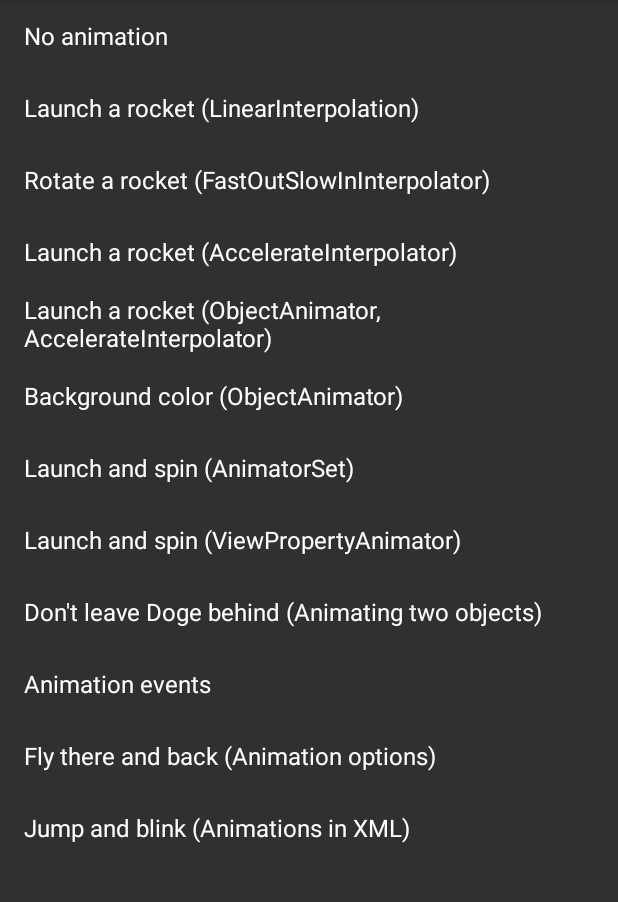
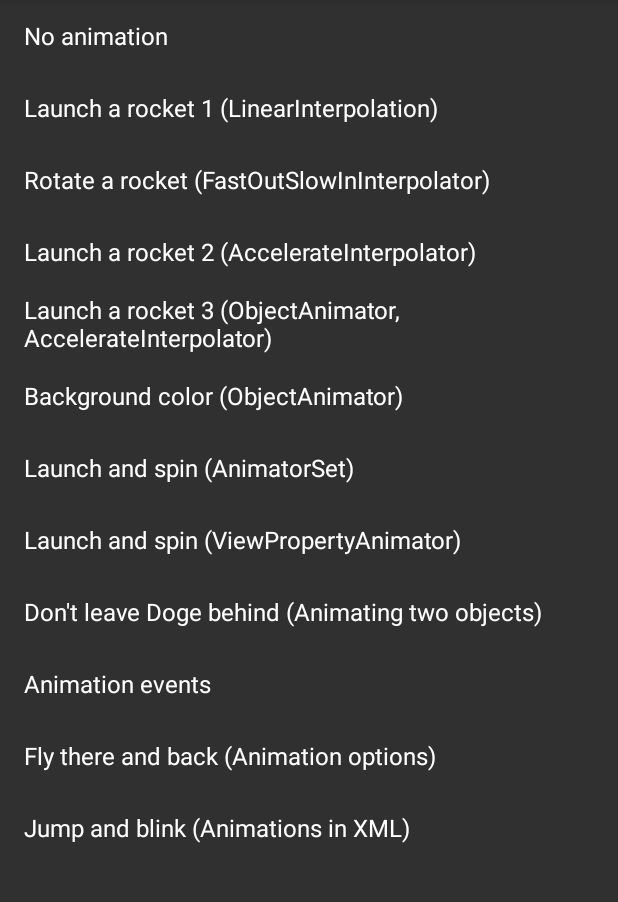
Before and after one commit to nazmulidris/animationexample, an Android app: the screen it shows after launch (ListActivity), on a phone screen of 412 x 824 dp, the part 84-986 px from its top. Run offline under Robolectric (Android 15) with nearby library versions, the phone set to English and light mode, and no system bars.

Commit message:
Adding color animator

```diff
--- a/app/src/main/AndroidManifest.xml
+++ b/app/src/main/AndroidManifest.xml
@@ -40,7 +40,7 @@
                 android:label="@string/app_name"/>
 
         <activity
-                android:name="com.animationexample.rocketlaunch.animationactivities.LaunchRocket"
+                android:name="com.animationexample.rocketlaunch.animationactivities.LaunchRocket1"
                 android:label="@string/app_name"/>
 
         <activity
--- a/app/src/main/java/com/animationexample/rocketlaunch/ListActivity.java
+++ b/app/src/main/java/com/animationexample/rocketlaunch/ListActivity.java
@@ -26,7 +26,7 @@
 import com.animationexample.rocketlaunch.animationactivities.FlyWithDogeAnimationActivity;
 import com.animationexample.rocketlaunch.animationactivities.LaunchAndSpinAnimatorSetAnimatorActivity;
 import com.animationexample.rocketlaunch.animationactivities.LaunchAndSpinViewPropertyAnimatorAnimationActivity;
-import com.animationexample.rocketlaunch.animationactivities.LaunchRocket;
+import com.animationexample.rocketlaunch.animationactivities.LaunchRocket1;
 import com.animationexample.rocketlaunch.animationactivities.LaunchRocket2;
 import com.animationexample.rocketlaunch.animationactivities.LaunchRocket3;
 import com.animationexample.rocketlaunch.animationactivities.NoAnimation;
@@ -56,8 +56,8 @@
 
         items.add(
                 new RocketAnimationItem(
-                        getString(R.string.title_launch_rocket),
-                        new Intent(this, LaunchRocket.class)));
+                        getString(R.string.title_launch_rocket_1),
+                        new Intent(this, LaunchRocket1.class)));
 
         items.add(
                 new RocketAnimationItem(
--- a/app/src/main/java/com/animationexample/rocketlaunch/animationactivities/LaunchRocket.java
+++ b/app/src/main/java/com/animationexample/rocketlaunch/animationactivities/LaunchRocket1.java
@@ -19,7 +19,7 @@
 import android.animation.ValueAnimator;
 import android.view.animation.LinearInterpolator;
 
-public class LaunchRocket extends BaseAnimationActivity {
+public class LaunchRocket1 extends BaseAnimationActivity {
 
     @Override
     protected void onStartAnimation() {
--- a/app/src/main/res/values/strings.xml
+++ b/app/src/main/res/values/strings.xml
@@ -17,10 +17,10 @@
 <resources>
     <string name="app_name">Rocket Launch</string>
     <string name="title_no_animation">No animation</string>
-    <string name="title_launch_rocket">Launch a rocket (LinearInterpolation)</string>
+    <string name="title_launch_rocket_1">Launch a rocket 1 (LinearInterpolation)</string>
     <string name="title_spin_rocket">Rotate a rocket (FastOutSlowInInterpolator)</string>
-    <string name="title_launch_rocket_2">Launch a rocket (AccelerateInterpolator)</string>
-    <string name="title_launch_rocket_3">Launch a rocket (ObjectAnimator, AccelerateInterpolator)
+    <string name="title_launch_rocket_2">Launch a rocket 2 (AccelerateInterpolator)</string>
+    <string name="title_launch_rocket_3">Launch a rocket 3 (ObjectAnimator, AccelerateInterpolator)
     </string>
     <string name="launch_spin">Launch and spin (AnimatorSet)</string>
     <string name="launch_spin_viewpropertyanimator">Launch and spin (ViewPropertyAnimator)</string>
```
Also changed, not shown: app/src/main/java/com/animationexample/rocketlaunch/animationactivities/ChangeBackgroundColor.java (+24 -0 lines), app/src/main/java/com/animationexample/rocketlaunch/animationactivities/LaunchRocket3.java (+7 -0 lines).
